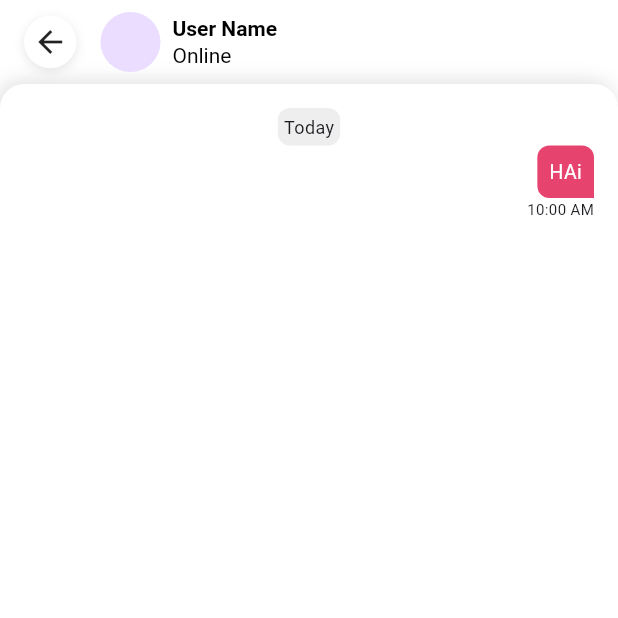
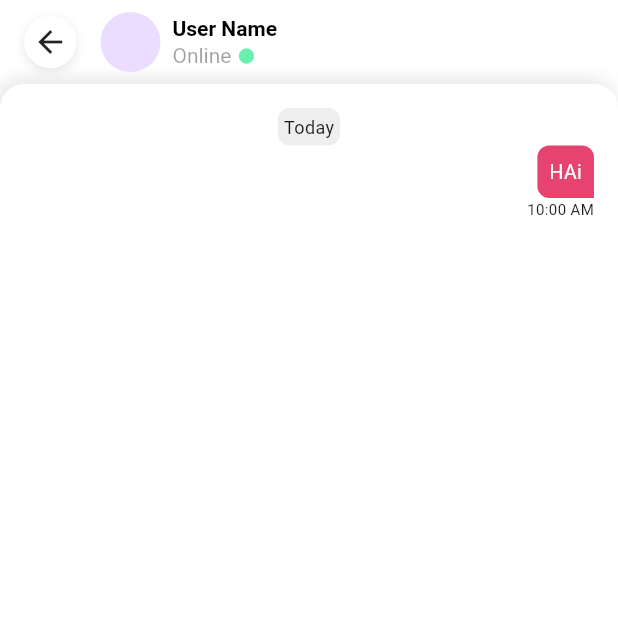
Before and after one commit to JASEEMCP/machine-test, a Flutter app: the ChatScreen screen opened by its route, on a phone screen of 412 x 824 dp, the top half of it. Run offline on Flutter 3.47's test engine with Material 3 defaults, Android fonts, the phone set to English and light mode, and no system bars; our stand-ins replace dio, flutter_bloc, flutter_secure_storage, freezed_annotation, gap, get_it and 3 more; accounts and stored records are empty.

Commit message:
Enhance user status display in chat screen with online indicator

```diff
--- a/lib/presentation/home/chat_screen.dart
+++ b/lib/presentation/home/chat_screen.dart
@@ -32,9 +32,21 @@ class ChatScreen extends StatelessWidget {
                       txt: 'User Name',
                       fontWeight: FontWeight.bold,
                     ),
-                    CustomText(
-                      txt: 'Online',
-                      fontWeight: FontWeight.w400,
+                    Row(
+                      spacing: inset.xxs,
+                      crossAxisAlignment: CrossAxisAlignment.center,
+                      children: [
+                        CustomText(
+                          txt: 'Online',
+                          color: Colors.black38,
+                          fontWeight: FontWeight.w400,
+                        ),
+                        Icon(
+                          Icons.circle,
+                          color: Colors.greenAccent,
+                          size: 12,
+                        )
+                      ],
                     ),
                   ],
                 ),
```
